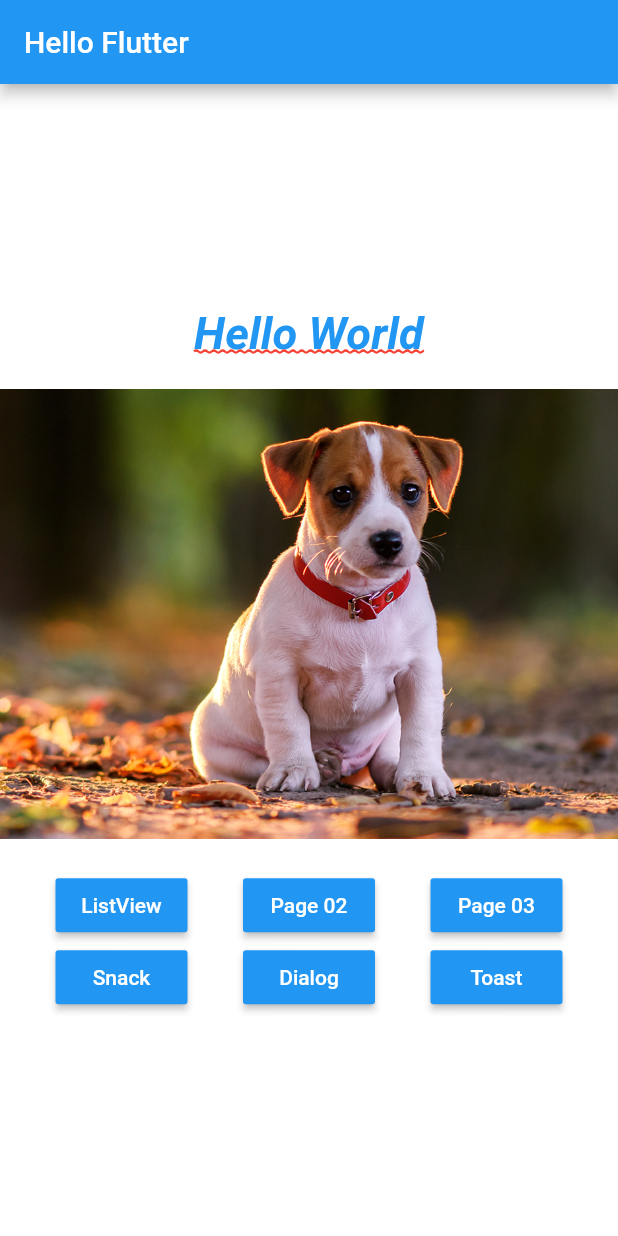
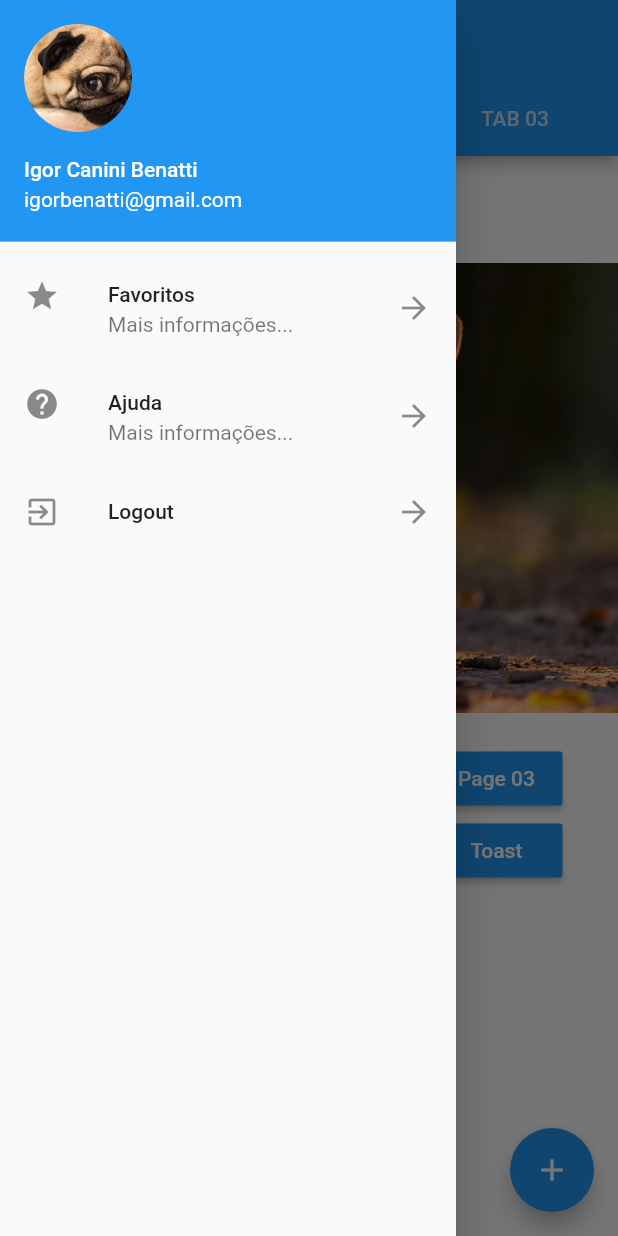
Before and after one commit to igorbenatti/FlutterBasicoeWidgets, a Flutter app: the screen it shows after launch, with the side drawer open (before the commit the screen has no drawer), on a phone screen of 412 x 824 dp. Run offline on Flutter 3.47's test engine with Material 2 defaults, Android fonts, the phone set to English and light mode, and no system bars; our stand-ins replace fluttertoast.

Commit message:
Final desenvolvimento da aula01

```diff
--- /dev/null
+++ b/lib/drawer_list.dart
@@ -0,0 +1,51 @@
+import 'package:flutter/material.dart';
+
+class DrawerList extends StatelessWidget {
+  @override
+  Widget build(BuildContext context) {
+    return SafeArea(
+      child: Drawer(
+        child: ListView(
+          children: <Widget>[
+            UserAccountsDrawerHeader(
+              accountName: Text("Igor Canini Benatti"),
+              accountEmail: Text("igorbenatti@gmail.com"),
+              currentAccountPicture: CircleAvatar(
+                backgroundImage: AssetImage("assets/images/dog3.png"),
+              ),
+            ),
+            ListTile(
+              leading: Icon(Icons.star),
+              title: Text("Favoritos"),
+              subtitle: Text("Mais informações..."),
+              trailing: Icon(Icons.arrow_forward),
+              onTap: () {
+                print("Item 01");
+                Navigator.pop(context);
+              },
+            ),
+            ListTile(
+              leading: Icon(Icons.help),
+              title: Text("Ajuda"),
+              subtitle: Text("Mais informações..."),
+              trailing: Icon(Icons.arrow_forward),
+              onTap: () {
+                print("Ajuda");
+                Navigator.pop(context);
+              },
+            ),
+            ListTile(
+              leading: Icon(Icons.exit_to_app),
+              title: Text("Logout"),
+              trailing: Icon(Icons.arrow_forward),
+              onTap: () {
+                print("Logout");
+                Navigator.pop(context);
+              },
+            )
+          ],
+        ),
+      ),
+    );
+  }
+}
--- a/lib/home_page.dart
+++ b/lib/home_page.dart
@@ -1,3 +1,4 @@
+import 'package:aula_01/drawer_list.dart';
 import 'package:aula_01/pages/hello_listview.dart';
 import 'package:aula_01/pages/hello_page1.dart';
 import 'package:aula_01/pages/hello_page2.dart';
@@ -6,28 +7,57 @@ import 'package:aula_01/utils/nav.dart';
 import 'package:aula_01/widgets/blue_button.dart';
 import 'package:flutter/cupertino.dart';
 import 'package:flutter/material.dart';
+import 'package:fluttertoast/fluttertoast.dart';
 
 class HomePage extends StatelessWidget {
   @override
   Widget build(BuildContext context) {
-    return Scaffold(
+    return DefaultTabController(
+      length: 3,
+      child: Scaffold(
         appBar: AppBar(
           title: Text("Hello Flutter"),
+          bottom: TabBar(tabs: [
+            Tab(text: "TAB 01",),
+            Tab(text: "TAB 02",),
+            Tab(text: "TAB 03",),
+          ]),
         ),
-      body: _body(context),
+        body: TabBarView(children: [
+          _body(context),
+          Container(
+            color: Colors.green,
+          ),
+          Container(
+            color: Colors.yellow,
+          ),
+        ],),
+        floatingActionButton: FloatingActionButton(
+          child: Icon(Icons.add),
+          onPressed: () {
+            _onClickFab();
+          },
+        ),
+        drawer: DrawerList(),
+      ),
     );
+  }
+
+  _onClickFab() {
+    print("Adicionar");
   }
 
   _body(BuildContext context) {
     return Container(
       child: Container(
+        padding: EdgeInsets.only(top: 16),
         color: Colors.white,
         child: Column(
-          mainAxisAlignment: MainAxisAlignment.center,
+          mainAxisAlignment: MainAxisAlignment.start,
           children: <Widget>[
             _text(),
             _pageView(),
-            _buttons(context)
+            _buttons(),
           ],
         ),
       ),
@@ -59,41 +89,95 @@ class HomePage extends StatelessWidget {
     );
   }
 
-  _buttons(BuildContext context) {
+  _buttons() {
+    return Builder(
+      builder: (BuildContext context) {
         return Column(
           children: <Widget>[
             Row(
               mainAxisAlignment: MainAxisAlignment.spaceEvenly,
               children: <Widget>[
-            BlueButton("ListView", onPressed: () => _onClickNavigator(context, HelloListView())),
-            BlueButton("Page 02", onPressed: () => _onClickNavigator(context, HelloPage2())),
-            BlueButton("Page 03", onPressed: () => _onClickNavigator(context, HelloPage3())),
+                BlueButton("ListView",
+                    onPressed: () =>
+                        _onClickNavigator(context, HelloListView())),
+                BlueButton("Page 02",
+                    onPressed: () => _onClickNavigator(context, HelloPage2())),
+                BlueButton("Page 03",
+                    onPressed: () => _onClickNavigator(context, HelloPage3())),
               ],
             ),
             Row(
               mainAxisAlignment: MainAxisAlignment.spaceEvenly,
               children: <Widget>[
-            BlueButton("Snack", onPressed: _onClickSnack),
-            BlueButton("Dialog", onPressed: _onClickDialog),
+                BlueButton("Snack", onPressed: () => _onClickSnack(context)),
+                BlueButton("Dialog", onPressed: () => _onClickDialog(context)),
                 BlueButton("Toast", onPressed: _onClickToast),
               ],
             )
           ],
         );
+      },
+    );
   }
 
   void _onClickNavigator(BuildContext context, Widget page) async {
     String s = await push(context, page);
-    print(">> $s");
   }
 
-  _onClickSnack() {
+  _onClickSnack(BuildContext context) {
+    Scaffold.of(context).showSnackBar(
+      SnackBar(
+        content: Text("Olá Flutter"),
+        action: SnackBarAction(
+          textColor: Colors.yellow,
+          label: "OK",
+          onPressed: () {
+            print("OK");
+          },
+        ),
+      ),
+    );
   }
 
-  _onClickDialog() {
+  _onClickDialog(BuildContext context) {
+    showDialog(
+      context: context,
+      barrierDismissible: false,
+      builder: (context) {
+        return WillPopScope(
+          onWillPop: () async => false,
+          child: AlertDialog(
+            title: Text("Flutter é muito legal"),
+            actions: <Widget>[
+              FlatButton(
+                child: Text("Cancelar"),
+                onPressed: () {
+                  Navigator.pop(context);
+                },
+              ),
+              FlatButton(
+                child: Text("OK"),
+                onPressed: () {
+                  Navigator.pop(context);
+                  print("OK!!!");
+                },
+              )
+            ],
+          ),
+        );
+      },
+    );
   }
 
   _onClickToast() {
+    Fluttertoast.showToast(
+        msg: "Flutter é muito legal!",
+        toastLength: Toast.LENGTH_LONG,
+        gravity: ToastGravity.CENTER,
+        timeInSecForIosWeb: 5,
+        backgroundColor: Colors.green,
+        textColor: Colors.white,
+        fontSize: 16.0);
   }
 
   _text() {
@@ -110,6 +194,4 @@ class HomePage extends StatelessWidget {
       ),
     );
   }
-
-
 }
--- a/lib/pages/hello_page2.dart
+++ b/lib/pages/hello_page2.dart
@@ -16,8 +16,8 @@ class HelloPage2 extends StatelessWidget {
   _body(BuildContext context) {
     return Center(
       child: BlueButton(
-          "Voltar",
-          onPressed: () => _onClickVoltar(context),
+        "Voltar",
+        onPressed: () => _onClickVoltar(context),
       ),
     );
   }
--- a/pubspec.yaml
+++ b/pubspec.yaml
@@ -23,6 +23,8 @@ environment:
 dependencies:
   flutter:
     sdk: flutter
+
+  fluttertoast: ^7.1.1
 
 
   # The following adds the Cupertino Icons font to your application.
```
Also changed, not shown: lib/pages/dog_page.dart (added, +19 -0 lines), lib/pages/hello_listview.dart (+8 -2 lines), pubspec.lock. Lines whose indentation alone changed are shown as unchanged.
